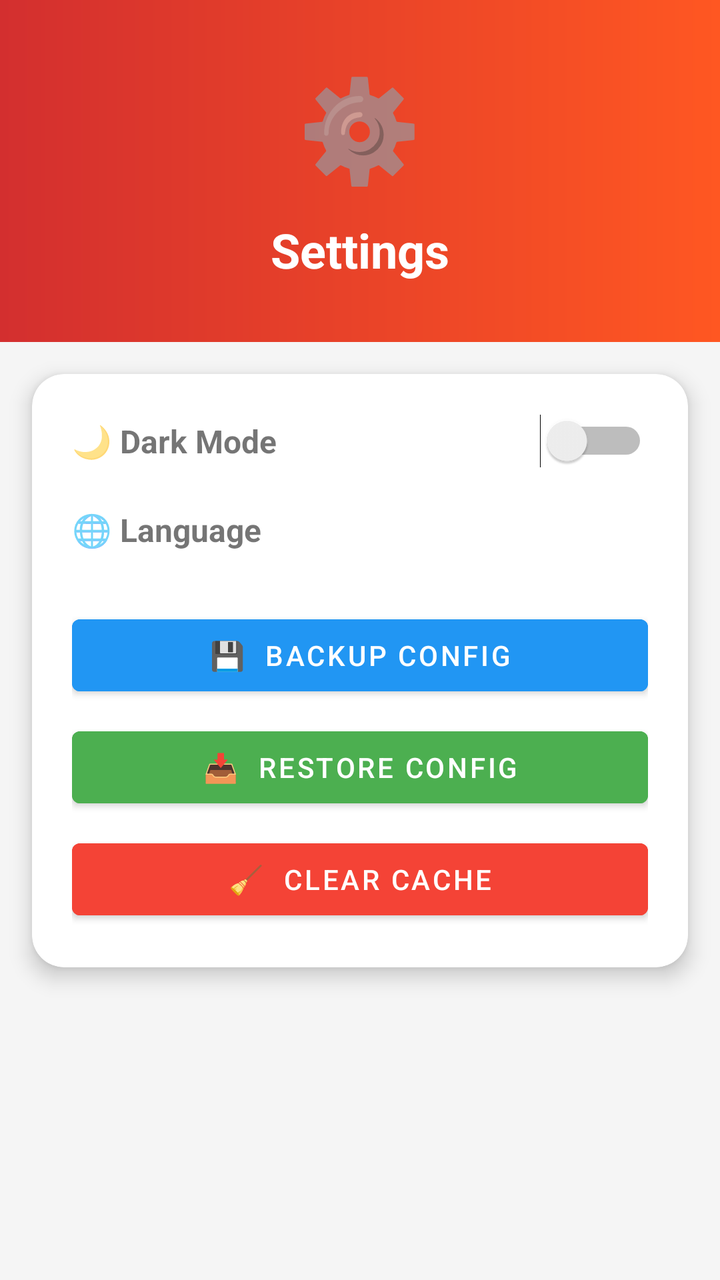
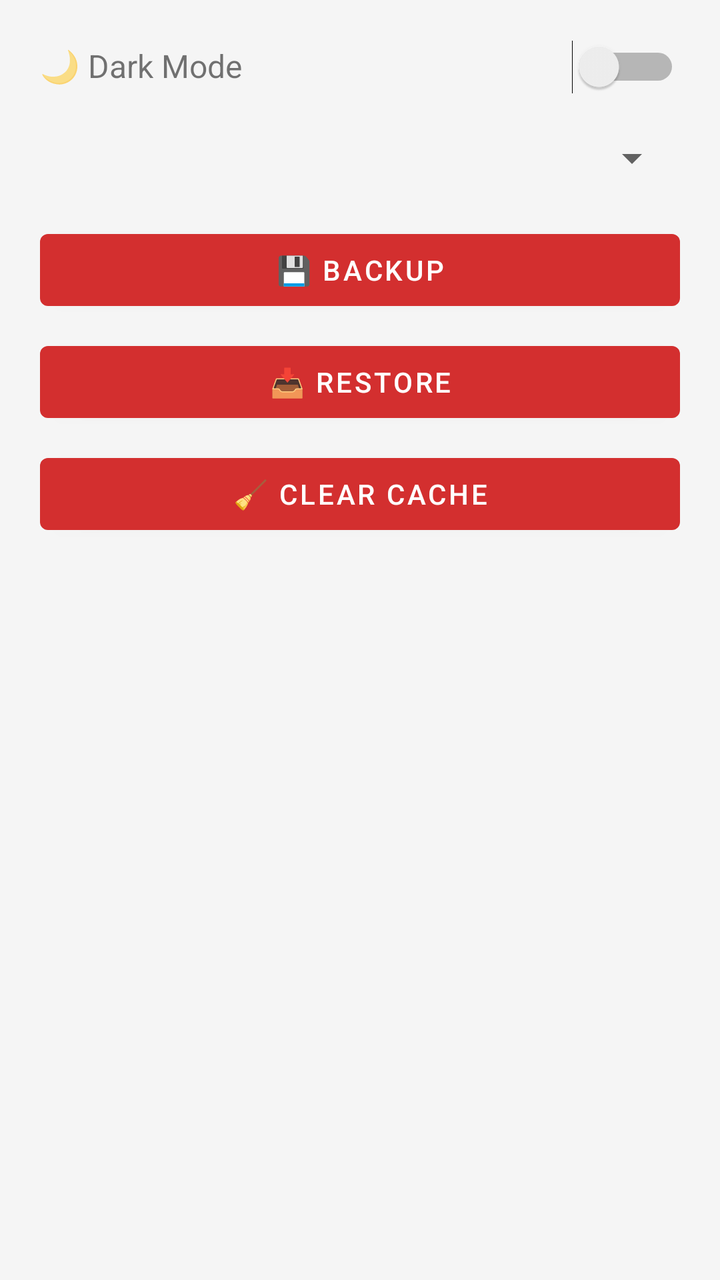

The first picture is an Android layout as it rendered before a commit; the second is the same layout after the commit. The layout source and the unified diff follow.
<!-- AndroidManifest.xml: application theme Theme.YadPipeline -->
<!-- res/layout/activity_settings.xml -->
<?xml version="1.0" encoding="utf-8"?>
<ScrollView xmlns:android="http://schemas.android.com/apk/res/android"
    android:layout_width="match_parent"
    android:layout_height="match_parent"
    android:background="@color/bg_light">
    <LinearLayout
        android:layout_width="match_parent"
        android:layout_height="wrap_content"
        android:orientation="vertical">
        <LinearLayout
            android:layout_width="match_parent"
            android:layout_height="wrap_content"
            android:orientation="vertical"
            android:background="@drawable/header_gradient"
            android:padding="30dp"
            android:gravity="center">
            <TextView android:layout_width="wrap_content" android:layout_height="wrap_content"
                android:text="⚙️" android:textSize="50sp" />
            <TextView android:layout_width="wrap_content" android:layout_height="wrap_content"
                android:text="Settings" android:textSize="24sp"
                android:textStyle="bold" android:textColor="#FFFFFF"
                android:layout_marginTop="12dp" />
        </LinearLayout>

        <androidx.cardview.widget.CardView
            xmlns:app="http://schemas.android.com/apk/res-auto"
            android:layout_width="match_parent" android:layout_height="wrap_content"
            android:layout_margin="16dp" app:cardCornerRadius="16dp"
            app:cardElevation="6dp">
            <LinearLayout
                android:layout_width="match_parent" android:layout_height="wrap_content"
                android:orientation="vertical" android:padding="20dp">

                <LinearLayout
                    android:layout_width="match_parent" android:layout_height="wrap_content"
                    android:orientation="horizontal" android:gravity="center_vertical">
                    <TextView android:layout_width="0dp" android:layout_height="wrap_content"
                        android:layout_weight="1" android:text="🌙 Dark Mode"
                        android:textSize="16sp" android:textStyle="bold" />
                    <Switch android:id="@+id/switchDarkMode"
                        android:layout_width="wrap_content" android:layout_height="wrap_content" />
                </LinearLayout>

                <TextView android:layout_width="wrap_content" android:layout_height="wrap_content"
                    android:text="🌐 Language" android:textSize="16sp"
                    android:textStyle="bold" android:layout_marginTop="20dp" />
                <Spinner android:id="@+id/spinnerLanguage"
                    android:layout_width="match_parent" android:layout_height="wrap_content"
                    android:background="@drawable/card_bg"
                    android:layout_marginTop="8dp" />

                <Button android:id="@+id/btnBackup"
                    android:layout_width="match_parent" android:layout_height="wrap_content"
                    android:text="💾  Backup Config"
                    android:backgroundTint="@color/info" android:textColor="#FFFFFF"
                    android:layout_marginTop="20dp" />

                <Button android:id="@+id/btnRestore"
                    android:layout_width="match_parent" android:layout_height="wrap_content"
                    android:text="📥  Restore Config"
                    android:backgroundTint="@color/success" android:textColor="#FFFFFF"
                    android:layout_marginTop="8dp" />

                <Button android:id="@+id/btnClearCache"
                    android:layout_width="match_parent" android:layout_height="wrap_content"
                    android:text="🧹  Clear Cache"
                    android:backgroundTint="@color/danger" android:textColor="#FFFFFF"
                    android:layout_marginTop="8dp" />
            </LinearLayout>
        </androidx.cardview.widget.CardView>
    </LinearLayout>
</ScrollView>
<!-- resources referenced by this layout -->
<resources>
  <color name="bg_light">#F5F5F5</color>
  <color name="danger">#F44336</color>
  <color name="info">#2196F3</color>
  <color name="success">#4CAF50</color>
  <!-- drawable card_bg (drawable) -->
  <?xml version="1.0" encoding="utf-8"?>
  <shape xmlns:android="http://schemas.android.com/apk/res/android">
      <solid android:color="#FFFFFF" />
      <corners android:radius="12dp" />
      <stroke android:width="1dp" android:color="#E0E0E0" />
  </shape>
  <!-- drawable header_gradient (drawable) -->
  <?xml version="1.0" encoding="utf-8"?>
  <shape xmlns:android="http://schemas.android.com/apk/res/android">
      <gradient
          android:angle="0"
          android:startColor="#D32F2F"
          android:endColor="#FF5722"
          android:type="linear" />
  </shape>
  <style name="Theme.YadPipeline" parent="Theme.MaterialComponents.DayNight.NoActionBar">
          <item name="colorPrimary">@color/brand_primary</item>
          <item name="colorAccent">@color/brand_accent</item>
          <item name="android:windowBackground">@color/bg_light</item>
          <item name="android:statusBarColor">@color/brand_dark</item>
      </style>
  <color name="brand_primary">#D32F2F</color>
  <color name="brand_accent">#FFC107</color>
  <color name="brand_dark">#9A0007</color>
</resources>

<!-- the commit's change to res/layout/activity_settings.xml (unified diff, before → after) -->
@@ -1,72 +1,25 @@
 <?xml version="1.0" encoding="utf-8"?>
 <ScrollView xmlns:android="http://schemas.android.com/apk/res/android"
-    android:layout_width="match_parent"
-    android:layout_height="match_parent"
-    android:background="@color/bg_light">
-    <LinearLayout
-        android:layout_width="match_parent"
-        android:layout_height="wrap_content"
-        android:orientation="vertical">
-        <LinearLayout
-            android:layout_width="match_parent"
-            android:layout_height="wrap_content"
-            android:orientation="vertical"
-            android:background="@drawable/header_gradient"
-            android:padding="30dp"
-            android:gravity="center">
-            <TextView android:layout_width="wrap_content" android:layout_height="wrap_content"
-                android:text="⚙️" android:textSize="50sp" />
-            <TextView android:layout_width="wrap_content" android:layout_height="wrap_content"
-                android:text="Settings" android:textSize="24sp"
-                android:textStyle="bold" android:textColor="#FFFFFF"
-                android:layout_marginTop="12dp" />
+    android:layout_width="match_parent" android:layout_height="match_parent">
+    <LinearLayout android:layout_width="match_parent" android:layout_height="wrap_content"
+        android:orientation="vertical" android:padding="20dp">
+        <LinearLayout android:layout_width="match_parent" android:layout_height="wrap_content"
+            android:orientation="horizontal">
+            <TextView android:layout_width="0dp" android:layout_height="wrap_content"
+                android:layout_weight="1" android:text="🌙 Dark Mode" android:textSize="16sp" />
+            <Switch android:id="@+id/switchDarkMode" android:layout_width="wrap_content"
+                android:layout_height="wrap_content" />
         </LinearLayout>
-
-        <androidx.cardview.widget.CardView
-            xmlns:app="http://schemas.android.com/apk/res-auto"
-            android:layout_width="match_parent" android:layout_height="wrap_content"
-            android:layout_margin="16dp" app:cardCornerRadius="16dp"
-            app:cardElevation="6dp">
-            <LinearLayout
-                android:layout_width="match_parent" android:layout_height="wrap_content"
-                android:orientation="vertical" android:padding="20dp">
-
-                <LinearLayout
-                    android:layout_width="match_parent" android:layout_height="wrap_content"
-                    android:orientation="horizontal" android:gravity="center_vertical">
-                    <TextView android:layout_width="0dp" android:layout_height="wrap_content"
-                        android:layout_weight="1" android:text="🌙 Dark Mode"
-                        android:textSize="16sp" android:textStyle="bold" />
-                    <Switch android:id="@+id/switchDarkMode"
-                        android:layout_width="wrap_content" android:layout_height="wrap_content" />
-                </LinearLayout>
-
-                <TextView android:layout_width="wrap_content" android:layout_height="wrap_content"
-                    android:text="🌐 Language" android:textSize="16sp"
-                    android:textStyle="bold" android:layout_marginTop="20dp" />
-                <Spinner android:id="@+id/spinnerLanguage"
-                    android:layout_width="match_parent" android:layout_height="wrap_content"
-                    android:background="@drawable/card_bg"
-                    android:layout_marginTop="8dp" />
-
-                <Button android:id="@+id/btnBackup"
-                    android:layout_width="match_parent" android:layout_height="wrap_content"
-                    android:text="💾  Backup Config"
-                    android:backgroundTint="@color/info" android:textColor="#FFFFFF"
-                    android:layout_marginTop="20dp" />
-
-                <Button android:id="@+id/btnRestore"
-                    android:layout_width="match_parent" android:layout_height="wrap_content"
-                    android:text="📥  Restore Config"
-                    android:backgroundTint="@color/success" android:textColor="#FFFFFF"
-                    android:layout_marginTop="8dp" />
-
-                <Button android:id="@+id/btnClearCache"
-                    android:layout_width="match_parent" android:layout_height="wrap_content"
-                    android:text="🧹  Clear Cache"
-                    android:backgroundTint="@color/danger" android:textColor="#FFFFFF"
-                    android:layout_marginTop="8dp" />
-            </LinearLayout>
-        </androidx.cardview.widget.CardView>
+        <Spinner android:id="@+id/spinnerLanguage" android:layout_width="match_parent"
+            android:layout_height="wrap_content" android:layout_marginTop="20dp" />
+        <Button android:id="@+id/btnBackup" android:layout_width="match_parent"
+            android:layout_height="wrap_content" android:text="💾 Backup"
+            android:layout_marginTop="20dp" />
+        <Button android:id="@+id/btnRestore" android:layout_width="match_parent"
+            android:layout_height="wrap_content" android:text="📥 Restore"
+            android:layout_marginTop="8dp" />
+        <Button android:id="@+id/btnClearCache" android:layout_width="match_parent"
+            android:layout_height="wrap_content" android:text="🧹 Clear Cache"
+            android:layout_marginTop="8dp" />
     </LinearLayout>
 </ScrollView>
<!-- resource entries referenced after the edit -->
@@ -1,25 +1,6 @@
 <!-- resources referenced by this layout -->
 <resources>
   <color name="bg_light">#F5F5F5</color>
-  <color name="danger">#F44336</color>
-  <color name="info">#2196F3</color>
-  <color name="success">#4CAF50</color>
-  <!-- drawable card_bg (drawable) -->
-  <?xml version="1.0" encoding="utf-8"?>
-  <shape xmlns:android="http://schemas.android.com/apk/res/android">
-      <solid android:color="#FFFFFF" />
-      <corners android:radius="12dp" />
-      <stroke android:width="1dp" android:color="#E0E0E0" />
-  </shape>
-  <!-- drawable header_gradient (drawable) -->
-  <?xml version="1.0" encoding="utf-8"?>
-  <shape xmlns:android="http://schemas.android.com/apk/res/android">
-      <gradient
-          android:angle="0"
-          android:startColor="#D32F2F"
-          android:endColor="#FF5722"
-          android:type="linear" />
-  </shape>
   <style name="Theme.YadPipeline" parent="Theme.MaterialComponents.DayNight.NoActionBar">
           <item name="colorPrimary">@color/brand_primary</item>
           <item name="colorAccent">@color/brand_accent</item>
